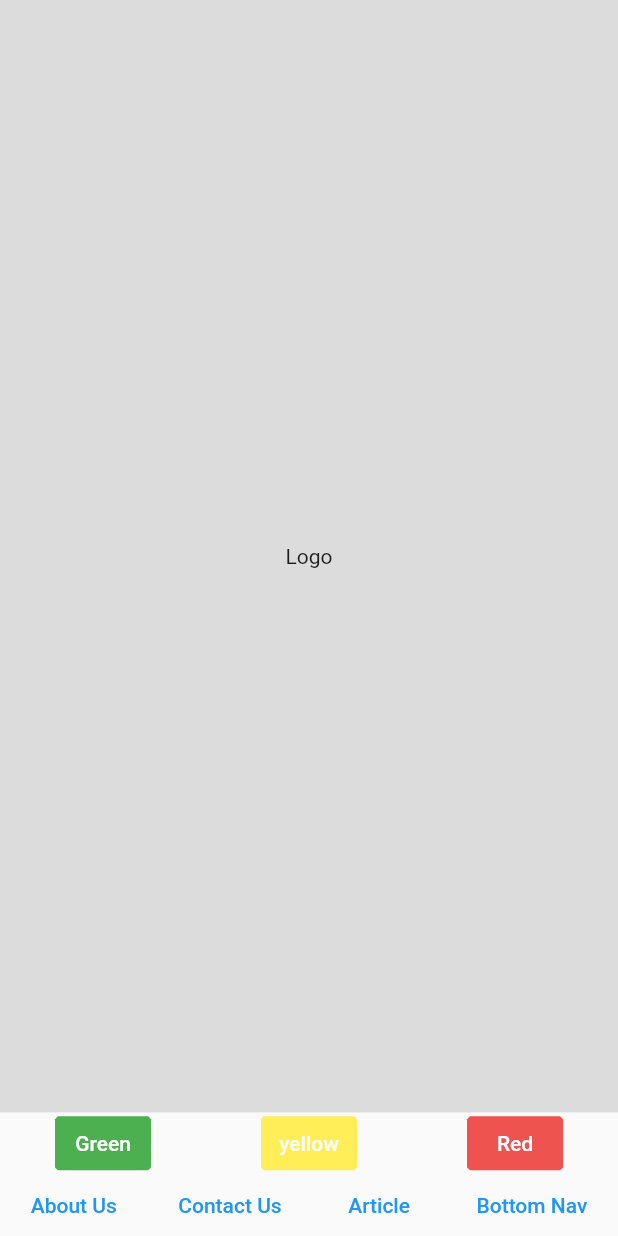
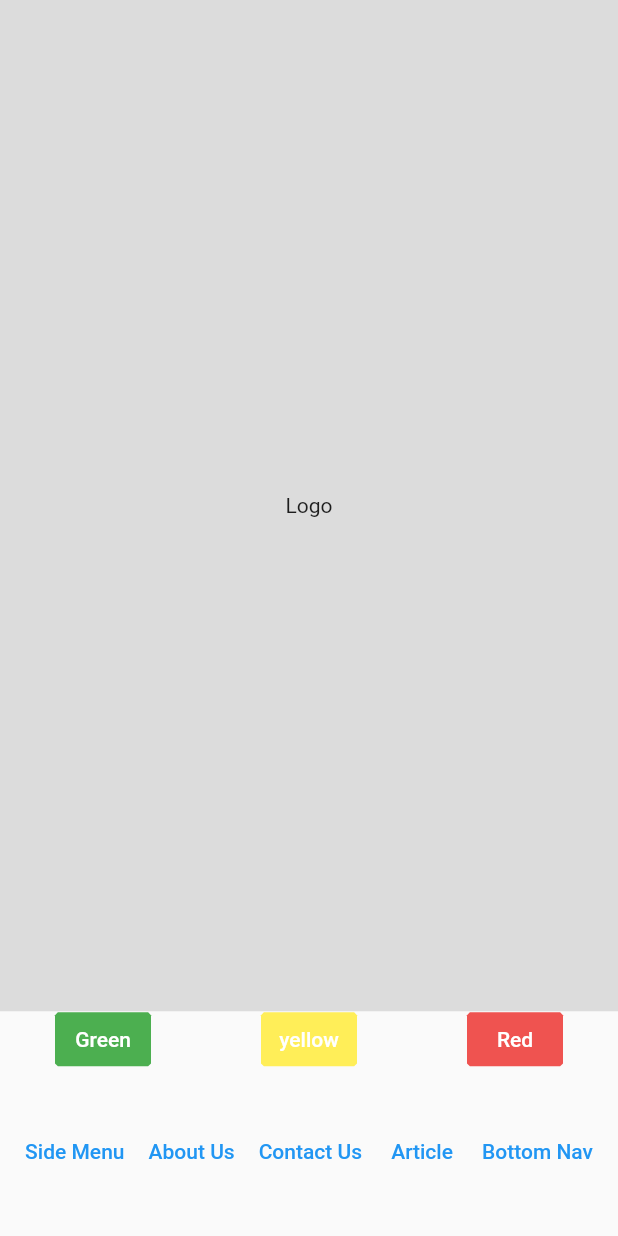
Before and after one commit to rashedmahram/flutter_widgets, a Flutter app: the screen it shows after launch, on a phone screen of 412 x 824 dp. Run offline on Flutter 3.47's test engine with Material 2 defaults, Android fonts, the phone set to English and light mode, and no system bars.

Commit message:
flutter drawer widget

```diff
--- a/lib/screen/statefull_widget.dart
+++ b/lib/screen/statefull_widget.dart
@@ -1,6 +1,7 @@
 import 'package:flutter/material.dart';
 
 import 'bottom_navigation/navigations.dart';
+import 'drawer/drawer.dart';
 import 'navigation/about_us.dart';
 import 'navigation/article_page.dart';
 import 'navigation/contact.dart';
@@ -85,10 +86,22 @@ class _MainPageState extends State<MainPage> {
           ),
         ),
         Expanded(
-            flex: 1,
+            flex: 3,
+            child: SingleChildScrollView(
+              scrollDirection: Axis.horizontal,
               child: Row(
-              mainAxisAlignment: MainAxisAlignment.spaceAround,
+                mainAxisAlignment: MainAxisAlignment.spaceEvenly,
                 children: [
+                  TextButton(
+                      onPressed: () {
+                        Navigator.push(
+                          context,
+                          MaterialPageRoute(
+                            builder: (context) => DrawerEx(),
+                          ),
+                        );
+                      },
+                      child: Text("Side Menu")),
                   TextButton(
                       onPressed: () {
                         Navigator.push(
@@ -140,6 +153,7 @@ class _MainPageState extends State<MainPage> {
                       },
                       child: Text("Bottom Nav")),
                 ],
+              ),
             ))
       ],
     );
```
Also changed, not shown: lib/screen/drawer/drawer.dart (added, +37 -0 lines). Lines whose indentation alone changed are shown as unchanged.
